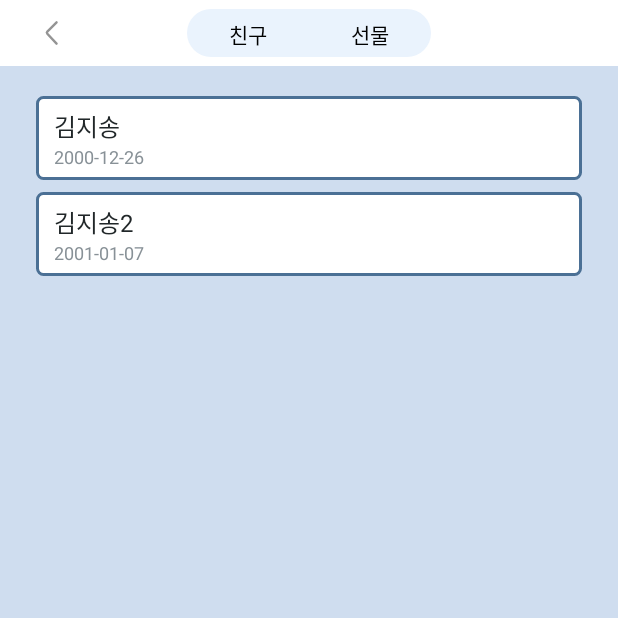
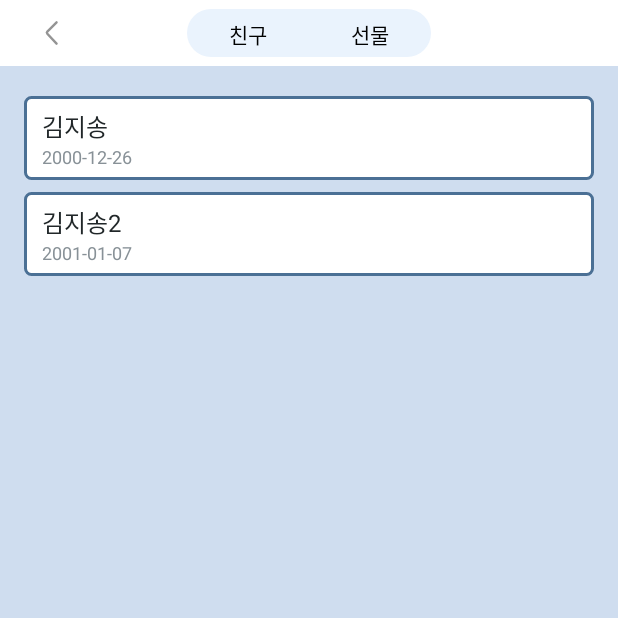
Before and after one commit to umc-hackathon-team-r/BondingWizards_AOS, an Android app: the screen it shows after launch (MainActivity), after a tap on "친구", on a phone screen of 412 x 824 dp, the top half of it. Run offline under Robolectric (Android 15) with nearby library versions, the phone set to English and light mode, and no system bars; our stand-ins replace Dagger/Hilt's generated code, data binding; libraries missing offline, so code that uses them is left out: com.gun0912.tedpermission; 2 statements that could not run were skipped; 1 other tap on this screen came first.

```diff
--- a/app/src/main/res/layout/fragment_friend_list.xml
+++ b/app/src/main/res/layout/fragment_friend_list.xml
@@ -11,7 +11,8 @@
     <androidx.constraintlayout.widget.ConstraintLayout
         android:layout_width="match_parent"
         android:layout_height="match_parent"
-        android:padding="16dp"
+        android:paddingVertical="16dp"
+        android:paddingHorizontal="8dp"
         android:background="@color/sub">
 
         <androidx.recyclerview.widget.RecyclerView
```
